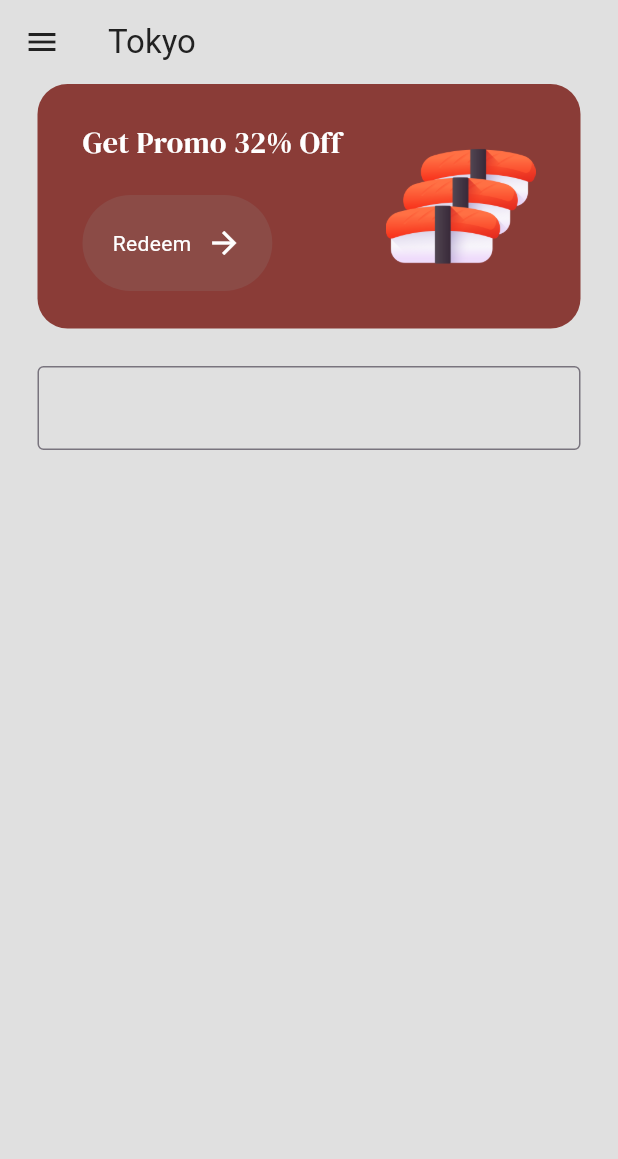
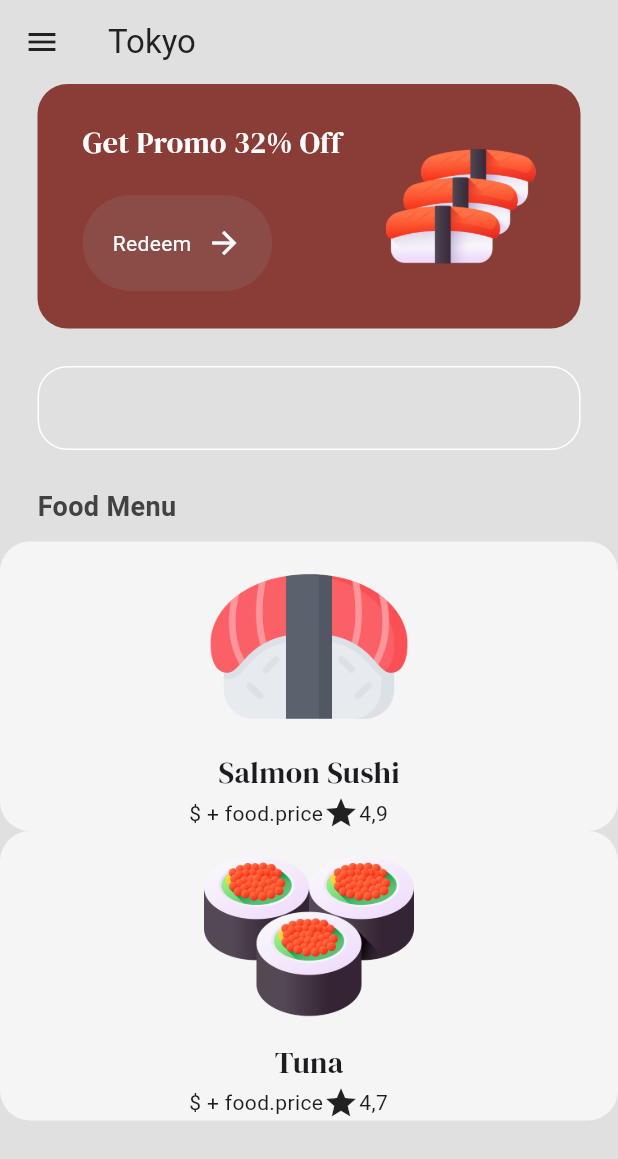
Before and after one commit to wahyuumoko/sushi-restaurant, a Flutter app: the MenuPage screen opened by its route, on a phone screen of 412 x 824 dp. Shown: the top 1159 px of the screen. Run offline on Flutter 3.47's test engine with Material 3 defaults, Android fonts, the phone set to English and light mode, and no system bars; our stand-ins replace google_fonts.

Commit message:
food + menu

```diff
--- /dev/null
+++ b/lib/components/food_tile.dart
@@ -0,0 +1,52 @@
+import 'package:flutter/material.dart';
+import 'package:google_fonts/google_fonts.dart';
+import 'package:myapp/models/food.dart';
+
+class FoodTile extends StatelessWidget {
+  final Food food;
+  const FoodTile({
+    super.key,
+    required this.food,
+    });
+
+  @override
+  Widget build(BuildContext context) {
+    return Container(
+      decoration: BoxDecoration(
+        color: Colors.grey[100],
+        borderRadius: BorderRadius.circular(20),
+      ),
+      child: Column(
+        children: [
+          // image
+          Image.asset(
+            food.imagePath,
+            height: 140,
+            ),
+
+          // text
+          Text(
+            food.name,
+            style: GoogleFonts.dmSerifDisplay(fontSize: 20),
+          ),
+
+          // price + rating
+          SizedBox(
+            width: 160,
+            child: Row(
+              children: [
+                // price
+                Text('\$ + food.price'),
+
+                // rating
+                Icon(Icons.star),
+                Text(food.rating),
+              ],
+            ),
+          ),
+
+        ],
+      ),
+    );
+  }
+}
--- /dev/null
+++ b/lib/models/food.dart
@@ -0,0 +1,18 @@
+class Food {
+  String name;
+  String price;
+  String imagePath;
+  String rating;
+
+  Food({
+    required this.name,
+    required this.price,
+    required this.imagePath,
+    required this.rating,
+  });
+
+  String get _name => name;
+  String get _price => price;
+  String get _imagePath => imagePath;
+  String get _rating => rating;
+}
--- a/lib/pages/menu_page.dart
+++ b/lib/pages/menu_page.dart
@@ -1,6 +1,8 @@
 import 'package:flutter/material.dart';
 import 'package:google_fonts/google_fonts.dart';
 import 'package:myapp/components/button.dart';
+import 'package:myapp/components/food_tile.dart';
+import 'package:myapp/models/food.dart';
 import 'package:myapp/theme/colors.dart';
 
 class MenuPage extends StatefulWidget {
@@ -11,6 +13,25 @@ class MenuPage extends StatefulWidget {
 }
 
 class _MenuPageState extends State<MenuPage> {
+  // food menu
+  List foodMenu = [
+    //salmon sushi
+    Food(
+      name: "Salmon Sushi",
+      price: "21.00",
+      imagePath: "lib/images/salmon_sushi.png",
+      rating: "4,9",
+    ),
+
+    //tuna
+    Food(
+      name: "Tuna",
+      price: "18.00",
+      imagePath: "lib/images/tuna.png",
+      rating: "4,7",
+    ),
+  ];
+
   @override
   Widget build(BuildContext context) {
     return Scaffold(
@@ -28,6 +49,7 @@ class _MenuPageState extends State<MenuPage> {
         ),
       ),
       body: Column(
+        crossAxisAlignment: CrossAxisAlignment.start,
         children: [
           // promo banner
           Container(
@@ -78,11 +100,43 @@ class _MenuPageState extends State<MenuPage> {
             padding: const EdgeInsets.symmetric(horizontal: 25.0),
             child: TextField(
               decoration: InputDecoration(
-                border: OutlineInputBorder(),
-                focusedBorder: OutlineInputBorder()),
+                focusedBorder: OutlineInputBorder(
+                  borderSide: BorderSide(color: Colors.white),
+                  borderRadius: BorderRadius.circular(20),
+                ),
+                enabledBorder: OutlineInputBorder(
+                  borderSide: BorderSide(color: Colors.white),
+                  borderRadius: BorderRadius.circular(20),
+                ),
+              ),
             ),
           ),
+
+          const SizedBox(height: 25),
+
           // menu list
+          Padding(
+            padding: const EdgeInsets.symmetric(horizontal: 25.0),
+            child: Text(
+              "Food Menu",
+              style: TextStyle(
+                fontWeight: FontWeight.bold,
+                fontSize: 18,
+                color: Colors.grey[800],
+              ),
+            ),
+          ),
+
+          const SizedBox(height: 10),
+
+          Expanded(
+            child: ListView.builder(
+              itemCount: foodMenu.length,
+              itemBuilder: (context, index) => FoodTile(
+                food: foodMenu[index],
+              ),
+            ),
+          ),
 
           // popular food
         ],
```
